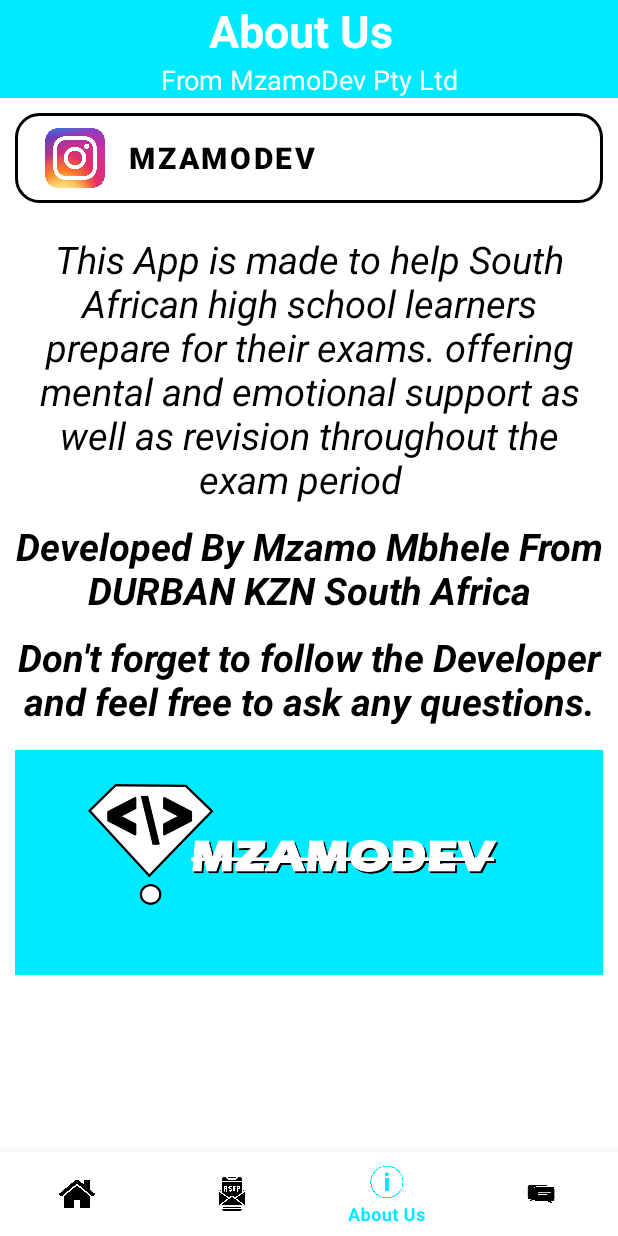
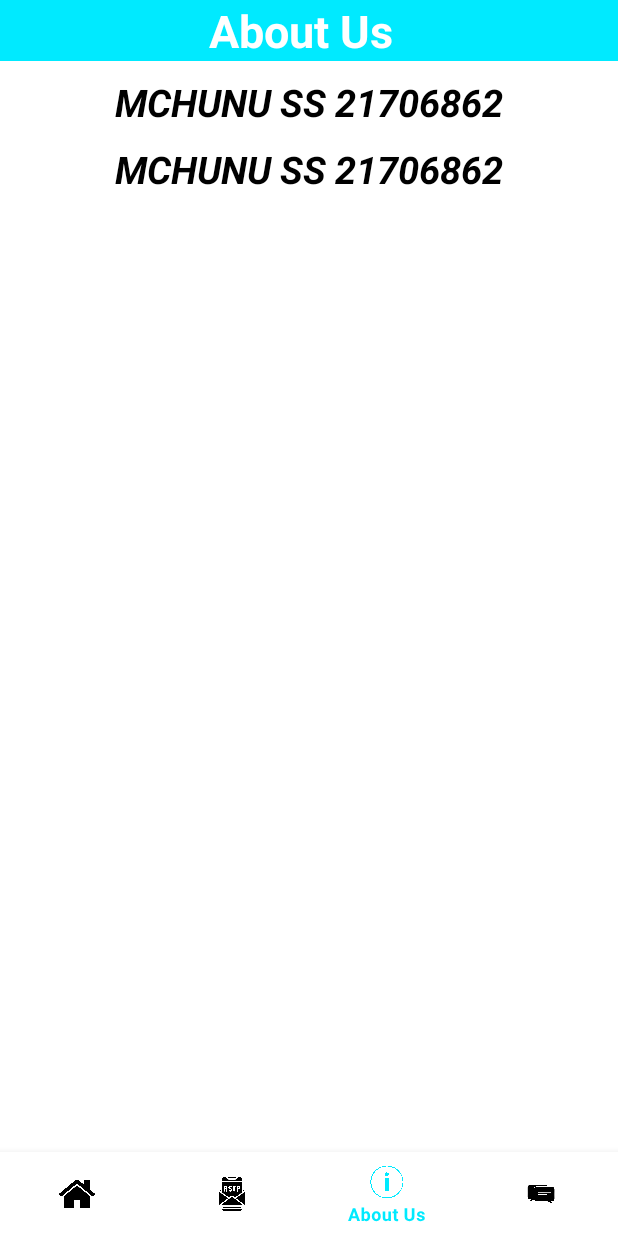
Before and after one commit to mzamo268/conference_app, an Android app: the About screen opened directly, with no data from a screen before it, on a phone screen of 412 x 824 dp. Run offline under Robolectric (Android 15) with nearby library versions, the phone set to English and light mode, and no system bars.

Commit message:
90% complete

```diff
--- a/app/src/main/java/com/mzamodev/conferenceapp/DBHelper.java
+++ b/app/src/main/java/com/mzamodev/conferenceapp/DBHelper.java
@@ -31,7 +31,7 @@ public class DBHelper extends SQLiteOpenHelper {
     public void onCreate(SQLiteDatabase db) {
 
         db.execSQL("create table user(studentNo Text primary Key,password Text ,name Text,cellphone Text,type Text)");
-        db.execSQL("create table event(eventName Text,eventDescription Text,date Text,time Text,price Text,cellphone Text,location Text)");
+        db.execSQL("create table event(eventName Text,eventDescription Text,date Text,time Text,price Text,cellphone Text,location Text,guests Text)");
         db.execSQL("create table chat(name Text,cellphone Text,message Text)");
     }
 
@@ -65,7 +65,7 @@ public class DBHelper extends SQLiteOpenHelper {
     }
 
     //event data control
-    public Boolean insertEventData(String eventName,String eventDescription,String date,String time,String cellphone,String location,String price){
+    public Boolean insertEventData(String eventName,String eventDescription,String date,String time,String cellphone,String location,String price,String guests){
 
         SQLiteDatabase db = this.getWritableDatabase();
         ContentValues contentValues = new ContentValues();
@@ -76,6 +76,7 @@ public class DBHelper extends SQLiteOpenHelper {
         contentValues.put("cellphone",cellphone);
         contentValues.put("location",location);
         contentValues.put("price",price);
+        contentValues.put("guests",guests);
         //contentValues.put("province",province);
 
         long results = db.insert("event",null,contentValues);
--- a/app/src/main/res/layout/activity_about.xml
+++ b/app/src/main/res/layout/activity_about.xml
@@ -32,17 +32,6 @@
                 android:hint="About Us"
                 android:textStyle="bold"/>
 
-            <TextView
-                android:id="@+id/txtTotal"
-                android:layout_width="match_parent"
-                android:layout_height="wrap_content"
-                android:textSize="18sp"
-                android:textAlignment="center"
-                android:textColor="#FFFFFF"
-                android:background="#00000000"
-                android:textColorHint="#FFFFFF"
-                android:hint="From MzamoDev Pty Ltd"/>
-
         </LinearLayout>
 
         <LinearLayout
@@ -74,51 +63,17 @@
                     android:layout_height="wrap_content"
                     android:orientation="vertical">
 
-                    <!--Follow Button-->
-                    <LinearLayout
-                        android:layout_width="match_parent"
-                        android:layout_height="wrap_content"
-                        android:layout_marginEnd="10dp"
-                        android:layout_marginStart="10dp"
-                        android:layout_marginTop="10dp"
-                        android:onClick="followMe"
-                        android:layout_marginBottom="20dp"
-                        android:orientation="horizontal"
-                        android:gravity="center"
-                        android:background="@drawable/edit_text">
-
-                        <ImageView
-                            android:layout_width="40dp"
-                            android:layout_height="40dp"
-                            android:src="@drawable/ig_icon"
-                            android:onClick="followMe"
-                            android:layout_marginStart="20dp"
-                            android:layout_marginBottom="10dp"
-                            android:layout_marginTop="10dp"/>
-
-                        <Button
-                            android:layout_width="match_parent"
-                            android:layout_height="wrap_content"
-                            android:text="MzamoDev"
-                            android:textColor="#000000"
-                            android:textSize="20sp"
-                            android:onClick="followMe"
-                            android:textAlignment="textStart"
-                            android:textStyle="bold"
-                            android:background="#00FFFFFF"/>
-
-                    </LinearLayout>
-
                     <TextView
                         android:layout_width="match_parent"
                         android:layout_height="wrap_content"
                         android:textColor="#000000"
-                        android:textSize="25sp"
+                        android:layout_marginTop="10dp"
                         android:layout_marginStart="10dp"
                         android:layout_marginEnd="10dp"
-                        android:textStyle="italic"
+                        android:textSize="25sp"
+                        android:textStyle="bold|italic"
                         android:textAlignment="center"
-                        android:text="This App is made to help South African high school learners prepare for their exams. offering mental and emotional support as well as revision throughout the exam period  "/>
+                        android:text="MCHUNU SS 21706862"/>
 
                     <TextView
                         android:layout_width="match_parent"
@@ -130,28 +85,8 @@
                         android:textSize="25sp"
                         android:textStyle="bold|italic"
                         android:textAlignment="center"
-                        android:text="Developed By Mzamo Mbhele From DURBAN KZN South Africa"/>
+                        android:text="MCHUNU SS 21706862"/>
 
-                    <TextView
-                        android:layout_width="match_parent"
-                        android:layout_height="wrap_content"
-                        android:textColor="#000000"
-                        android:layout_marginStart="10dp"
-                        android:layout_marginEnd="10dp"
-                        android:layout_marginTop="10dp"
-                        android:textSize="25sp"
-                        android:textStyle="bold|italic"
-                        android:textAlignment="center"
-                        android:text="Don't forget to follow the Developer and feel free to ask any questions."/>
-
-                    <ImageView
-                        android:layout_width="match_parent"
-                        android:layout_height="150dp"
-                        android:layout_marginTop="15dp"
-                        android:layout_marginStart="10dp"
-                        android:layout_marginEnd="10dp"
-                        android:background="#00EAFF"
-                        android:src="@drawable/developer_logo" />
 
                 </LinearLayout>
 
--- a/app/src/main/res/layout/activity_home.xml
+++ b/app/src/main/res/layout/activity_home.xml
@@ -502,7 +502,7 @@
                                 android:layout_marginEnd="10dp"
                                 android:layout_marginTop="15dp"
                                 android:textSize="25sp"
-                                android:inputType="number"
+                                android:inputType="text"
                                 android:textColorHint="#A8A8A8"
                                 android:textColor="#000000"/>
 
```
Also changed, not shown: app/src/main/java/com/mzamodev/conferenceapp/Events.java (+11 -1 lines), app/src/main/java/com/mzamodev/conferenceapp/Home.java (+9 -5 lines), app/src/main/java/com/mzamodev/conferenceapp/Rsvp.java (+151 -4 lines), app/src/main/res/layout/activity_rsvp.xml (+59 -0 lines).
